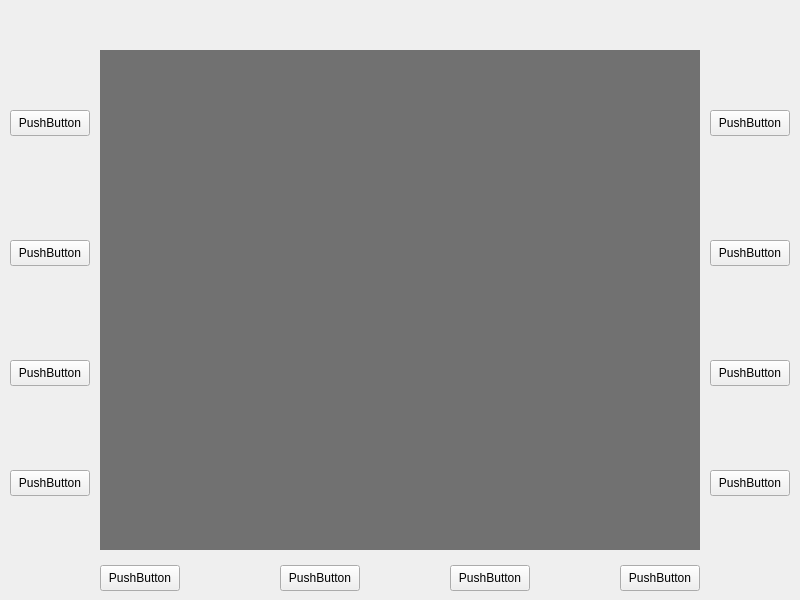
Old version of the form MyUI/myui.ui in the repository yashp96/HomeHub.
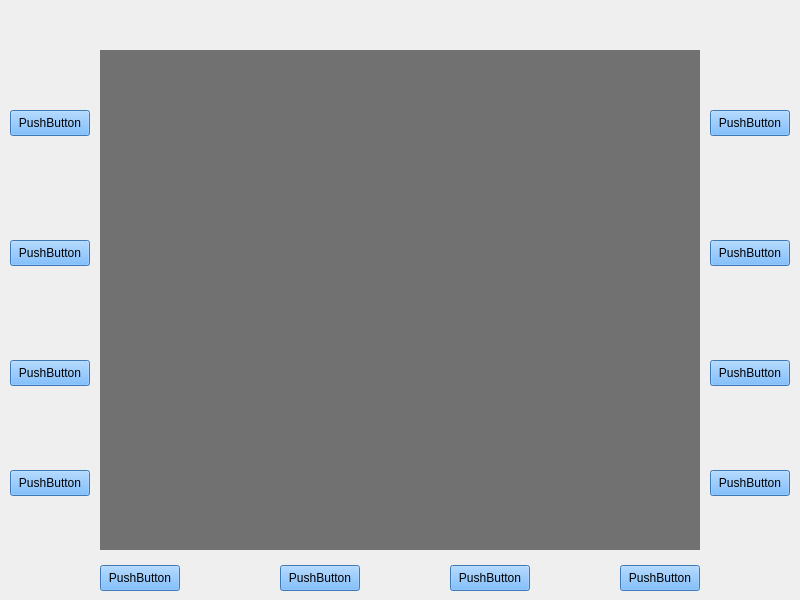
New version of the form.

```diff
--- a/MyUI/myui.ui
+++ b/MyUI/myui.ui
@@ -53,6 +53,22 @@
       <height>26</height>
      </rect>
     </property>
+    <property name="styleSheet">
+     <string notr="true">QPushButton
+{
+	background-color: rgb(85, 170, 255);
+	color: rgb(0, 0, 0);
+	font: 10pt &quot;Ubuntu&quot;;
+}
+
+QPushButton:Pressed
+{
+	background-color: rgb(0, 0, 0);
+	color: rgb(85, 170, 255);
+	font: 10pt &quot;Ubuntu&quot;;
+	text-decoration:underline;
+}</string>
+    </property>
     <property name="text">
      <string>PushButton</string>
     </property>
@@ -66,6 +82,22 @@
       <height>26</height>
      </rect>
     </property>
+    <property name="styleSheet">
+     <string notr="true">QPushButton
+{
+	background-color: rgb(85, 170, 255);
+	color: rgb(0, 0, 0);
+	font: 10pt &quot;Ubuntu&quot;;
+}
+
+QPushButton:Pressed
+{
+	background-color: rgb(0, 0, 0);
+	color: rgb(85, 170, 255);
+	font: 10pt &quot;Ubuntu&quot;;
+	text-decoration:underline;
+}</string>
+    </property>
     <property name="text">
      <string>PushButton</string>
     </property>
@@ -79,6 +111,22 @@
       <height>26</height>
      </rect>
     </property>
+    <property name="styleSheet">
+     <string notr="true">QPushButton
+{
+	background-color: rgb(85, 170, 255);
+	color: rgb(0, 0, 0);
+	font: 10pt &quot;Ubuntu&quot;;
+}
+
+QPushButton:Pressed
+{
+	background-color: rgb(0, 0, 0);
+	color: rgb(85, 170, 255);
+	font: 10pt &quot;Ubuntu&quot;;
+	text-decoration:underline;
+}</string>
+    </property>
     <property name="text">
      <string>PushButton</string>
     </property>
@@ -92,6 +140,22 @@
       <height>26</height>
      </rect>
     </property>
+    <property name="styleSheet">
+     <string notr="true">QPushButton
+{
+	background-color: rgb(85, 170, 255);
+	color: rgb(0, 0, 0);
+	font: 10pt &quot;Ubuntu&quot;;
+}
+
+QPushButton:Pressed
+{
+	background-color: rgb(0, 0, 0);
+	color: rgb(85, 170, 255);
+	font: 10pt &quot;Ubuntu&quot;;
+	text-decoration:underline;
+}</string>
+    </property>
     <property name="text">
      <string>PushButton</string>
     </property>
@@ -105,6 +169,22 @@
       <height>26</height>
      </rect>
     </property>
+    <property name="styleSheet">
+     <string notr="true">QPushButton
+{
+	background-color: rgb(85, 170, 255);
+	color: rgb(0, 0, 0);
+	font: 10pt &quot;Ubuntu&quot;;
+}
+
+QPushButton:Pressed
+{
+	background-color: rgb(0, 0, 0);
+	color: rgb(85, 170, 255);
+	font: 10pt &quot;Ubuntu&quot;;
+	text-decoration:underline;
+}</string>
+    </property>
     <property name="text">
      <string>PushButton</string>
     </property>
@@ -118,6 +198,22 @@
       <height>26</height>
      </rect>
     </property>
+    <property name="styleSheet">
+     <string notr="true">QPushButton
+{
+	background-color: rgb(85, 170, 255);
+	color: rgb(0, 0, 0);
+	font: 10pt &quot;Ubuntu&quot;;
+}
+
+QPushButton:Pressed
+{
+	background-color: rgb(0, 0, 0);
+	color: rgb(85, 170, 255);
+	font: 10pt &quot;Ubuntu&quot;;
+	text-decoration:underline;
+}</string>
+    </property>
     <property name="text">
      <string>PushButton</string>
     </property>
@@ -131,6 +227,22 @@
       <height>26</height>
      </rect>
     </property>
+    <property name="styleSheet">
+     <string notr="true">QPushButton
+{
+	background-color: rgb(85, 170, 255);
+	color: rgb(0, 0, 0);
+	font: 10pt &quot;Ubuntu&quot;;
+}
+
+QPushButton:Pressed
+{
+	background-color: rgb(0, 0, 0);
+	color: rgb(85, 170, 255);
+	font: 10pt &quot;Ubuntu&quot;;
+	text-decoration:underline;
+}</string>
+    </property>
     <property name="text">
      <string>PushButton</string>
     </property>
@@ -144,6 +256,22 @@
       <height>26</height>
      </rect>
     </property>
+    <property name="styleSheet">
+     <string notr="true">QPushButton
+{
+	background-color: rgb(85, 170, 255);
+	color: rgb(0, 0, 0);
+	font: 10pt &quot;Ubuntu&quot;;
+}
+
+QPushButton:Pressed
+{
+	background-color: rgb(0, 0, 0);
+	color: rgb(85, 170, 255);
+	font: 10pt &quot;Ubuntu&quot;;
+	text-decoration:underline;
+}</string>
+    </property>
     <property name="text">
      <string>PushButton</string>
     </property>
@@ -157,6 +285,22 @@
       <height>26</height>
      </rect>
     </property>
+    <property name="styleSheet">
+     <string notr="true">QPushButton
+{
+	background-color: rgb(85, 170, 255);
+	color: rgb(0, 0, 0);
+	font: 10pt &quot;Ubuntu&quot;;
+}
+
+QPushButton:Pressed
+{
+	background-color: rgb(0, 0, 0);
+	color: rgb(85, 170, 255);
+	font: 10pt &quot;Ubuntu&quot;;
+	text-decoration:underline;
+}</string>
+    </property>
     <property name="text">
      <string>PushButton</string>
     </property>
@@ -170,6 +314,22 @@
       <height>26</height>
      </rect>
     </property>
+    <property name="styleSheet">
+     <string notr="true">QPushButton
+{
+	background-color: rgb(85, 170, 255);
+	color: rgb(0, 0, 0);
+	font: 10pt &quot;Ubuntu&quot;;
+}
+
+QPushButton:Pressed
+{
+	background-color: rgb(0, 0, 0);
+	color: rgb(85, 170, 255);
+	font: 10pt &quot;Ubuntu&quot;;
+	text-decoration:underline;
+}</string>
+    </property>
     <property name="text">
      <string>PushButton</string>
     </property>
@@ -183,6 +343,22 @@
       <height>26</height>
      </rect>
     </property>
+    <property name="styleSheet">
+     <string notr="true">QPushButton
+{
+	background-color: rgb(85, 170, 255);
+	color: rgb(0, 0, 0);
+	font: 10pt &quot;Ubuntu&quot;;
+}
+
+QPushButton:Pressed
+{
+	background-color: rgb(0, 0, 0);
+	color: rgb(85, 170, 255);
+	font: 10pt &quot;Ubuntu&quot;;
+	text-decoration:underline;
+}</string>
+    </property>
     <property name="text">
      <string>PushButton</string>
     </property>
@@ -196,6 +372,22 @@
       <height>26</height>
      </rect>
     </property>
+    <property name="styleSheet">
+     <string notr="true">QPushButton
+{
+	background-color: rgb(85, 170, 255);
+	color: rgb(0, 0, 0);
+	font: 10pt &quot;Ubuntu&quot;;
+}
+
+QPushButton:Pressed
+{
+	background-color: rgb(0, 0, 0);
+	color: rgb(85, 170, 255);
+	font: 10pt &quot;Ubuntu&quot;;
+	text-decoration:underline;
+}</string>
+    </property>
     <property name="text">
      <string>PushButton</string>
     </property>
```
